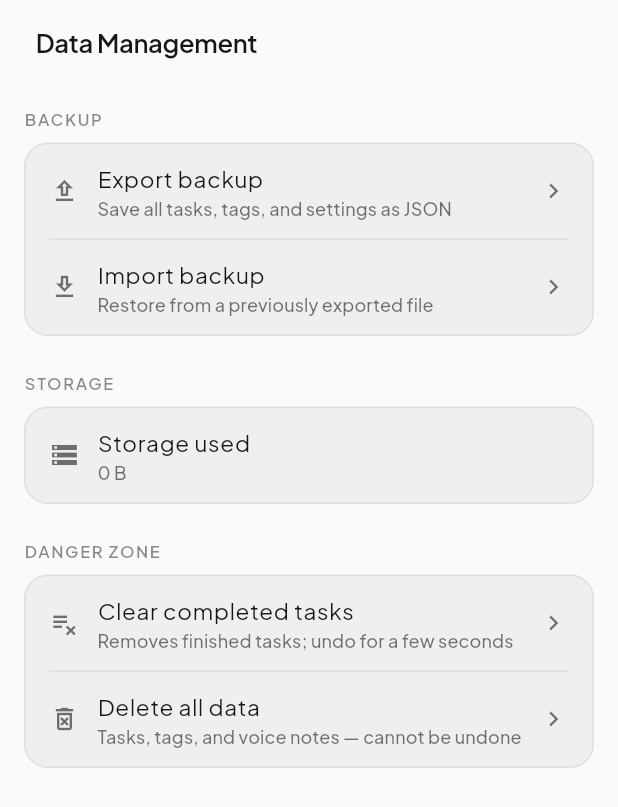
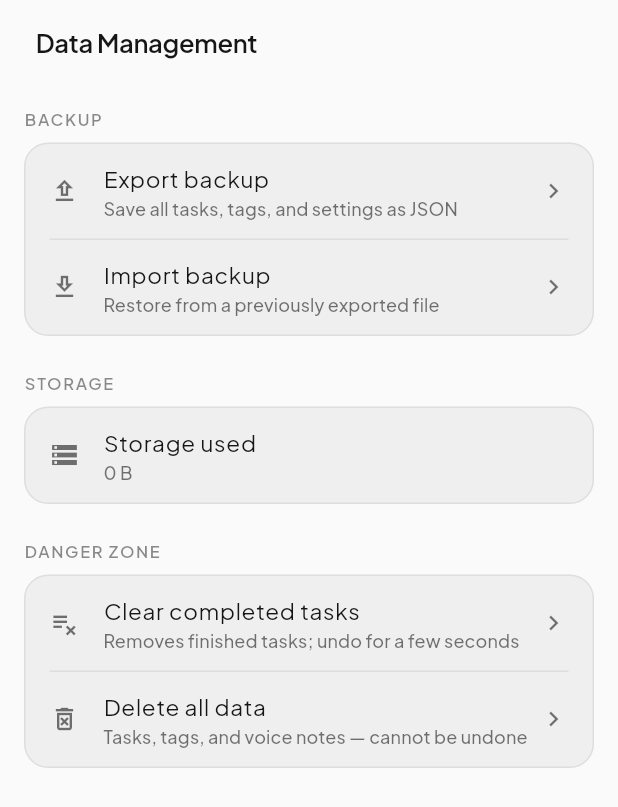
Before and after one commit to Dushmantha-Amarasinghe/slate, a Flutter app: the DataManagementSettingsScreen screen opened by its route, on a phone screen of 412 x 824 dp. Shown: the top 807 px of the screen. Run offline on Flutter 3.47's test engine with Material 3 defaults, Android fonts, the phone set to English and light mode, and no system bars; our stand-ins replace drift, file_picker, flutter_animate, flutter_local_notifications, flutter_riverpod, flutter_timezone and 8 more; missing offline and left inert: home_widget, quick_actions, record; accounts and stored records are empty; generated files the repository leaves out were written again; network calls fail; statements that could not run were skipped.

Commit message:
more spacing between icon and text in settings rows

```diff
--- a/lib/features/settings/presentation/widgets/settings_nav_row.dart
+++ b/lib/features/settings/presentation/widgets/settings_nav_row.dart
@@ -33,7 +33,7 @@ class SettingsNavRow extends StatelessWidget {
         child: Row(
           children: <Widget>[
             Icon(icon, size: 20, color: muted),
-            const SizedBox(width: AppSpacing.sm),
+            const SizedBox(width: AppSpacing.md),
             Expanded(
               child: Column(
                 crossAxisAlignment: CrossAxisAlignment.start,
```
